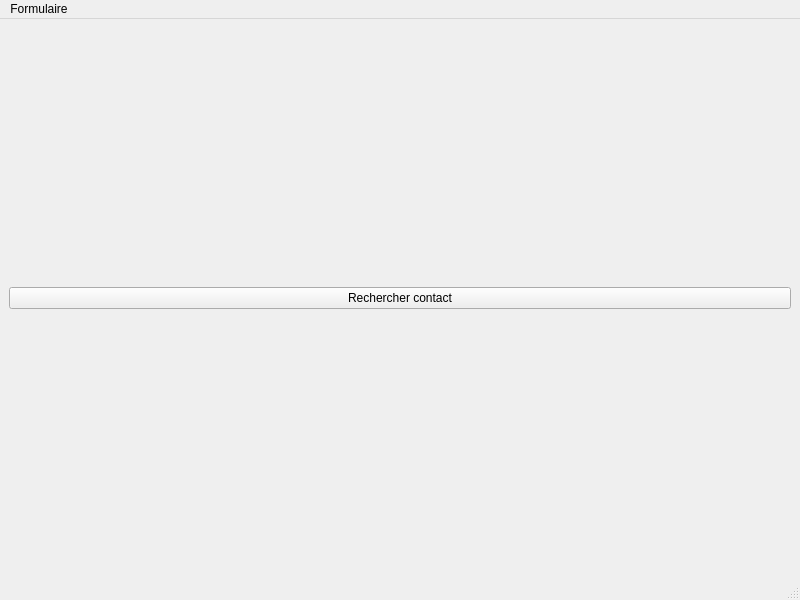
This is Projet/View/mainwindow.ui in KieceDonc/L3_CDAA as Qt 5 draws it before an edit. The edited form follows.
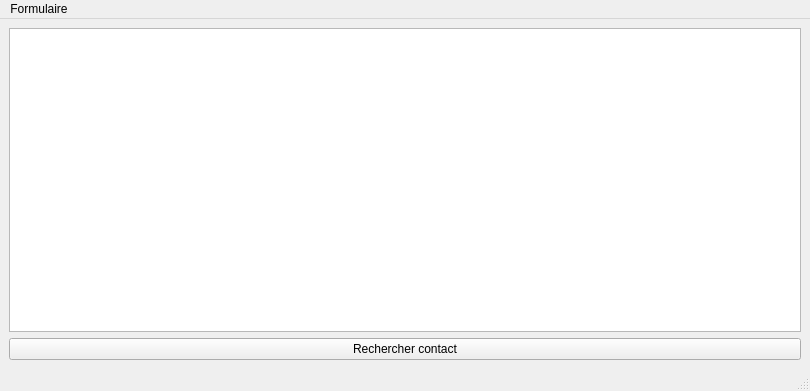
This is the edited form.

Commit message: Chargement des contacts

Diff of the .ui file:
```diff
--- a/Projet/View/mainwindow.ui
+++ b/Projet/View/mainwindow.ui
@@ -6,8 +6,8 @@
    <rect>
     <x>0</x>
     <y>0</y>
-    <width>800</width>
-    <height>600</height>
+    <width>810</width>
+    <height>391</height>
    </rect>
   </property>
   <property name="windowTitle">
@@ -16,7 +16,12 @@
   <widget class="QWidget" name="centralwidget">
    <layout class="QVBoxLayout" name="verticalLayout_4">
     <item>
-     <layout class="QVBoxLayout" name="verticalLayout_3">
+     <layout class="QVBoxLayout" name="middleLayout">
+      <item>
+       <widget class="QListWidget" name="contactList"/>
+      </item>
+     </layout>
+    </item>
       <item>
        <widget class="QPushButton" name="findContact">
         <property name="text">
@@ -25,15 +30,13 @@
        </widget>
       </item>
      </layout>
-    </item>
-   </layout>
   </widget>
   <widget class="QMenuBar" name="menubar">
    <property name="geometry">
     <rect>
      <x>0</x>
      <y>0</y>
-     <width>800</width>
+     <width>810</width>
      <height>22</height>
     </rect>
    </property>
```
Lines whose indentation alone changed are shown as unchanged. The commit also changes 18 other files.
